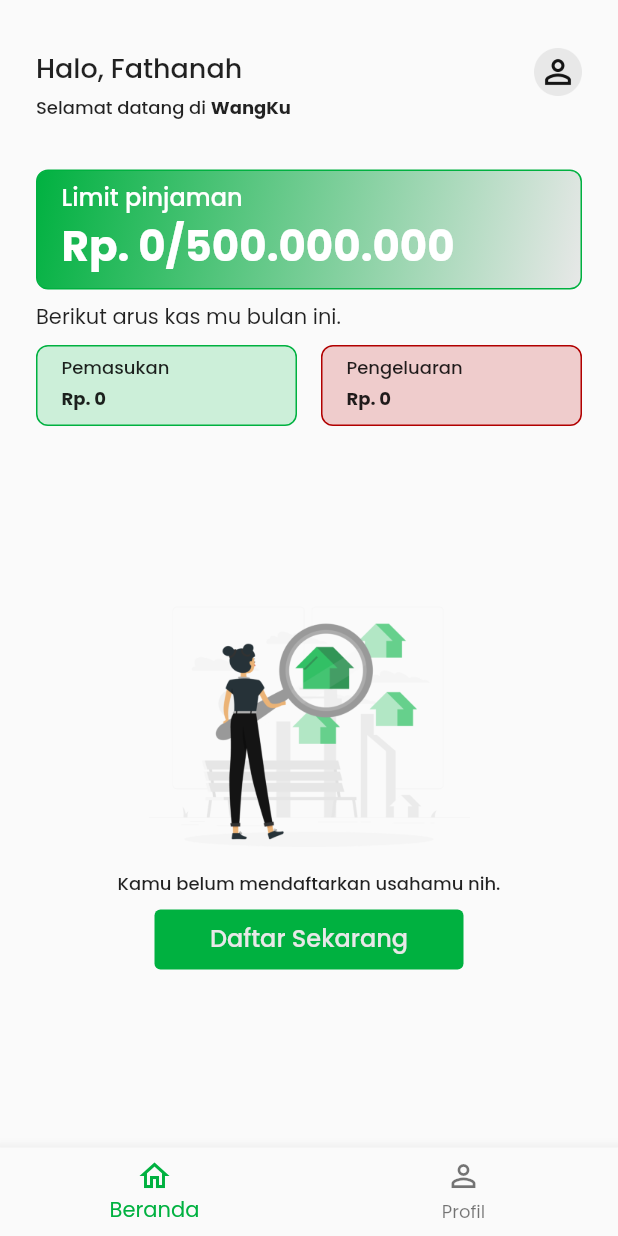
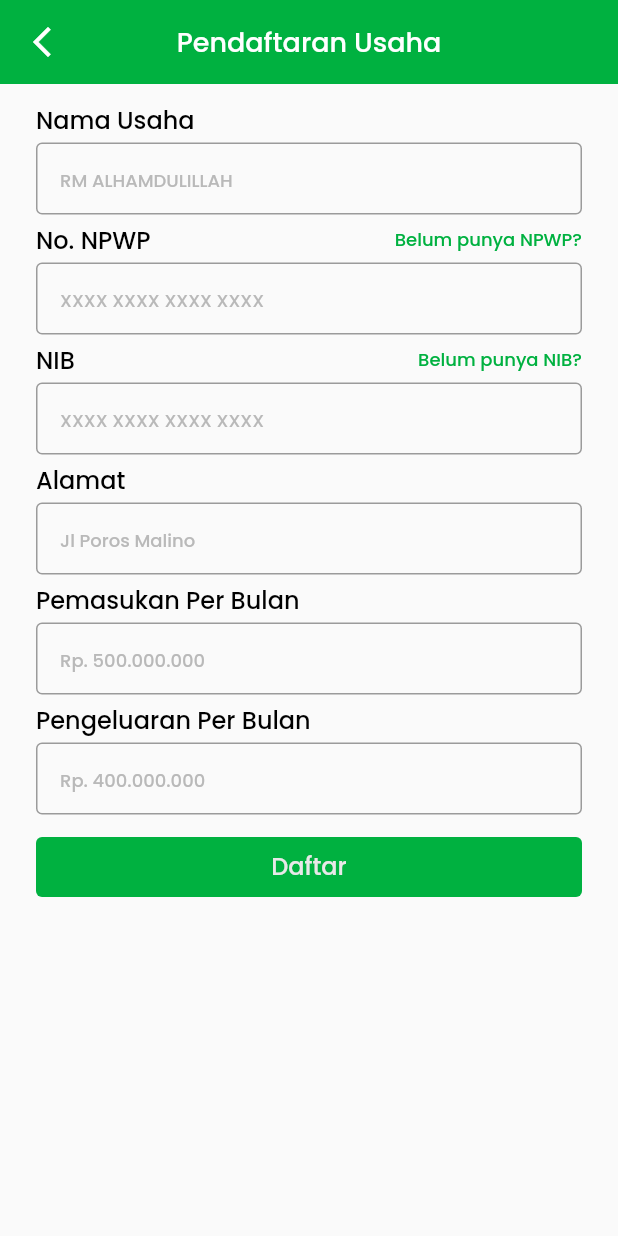
Before and after one commit to ahmadsultani/wang-ku, a Flutter app: the HomeScreen screen opened directly, after a tap on "Daftar Sekarang", on a phone screen of 412 x 824 dp. Run offline on Flutter 3.47's test engine with Material 2 defaults, Android fonts, the light colour scheme and no system bars; our stand-ins replace bloc, dartz, flutter_bloc, flutter_dotenv, google_fonts, internet_connection_checker and 1 more; accounts and stored records are empty; generated files the repository leaves out were written again.

Commit message:
feat: 52 register business

```diff
--- a/apps/mobile/lib/main.dart
+++ b/apps/mobile/lib/main.dart
@@ -3,14 +3,18 @@ import 'package:flutter_bloc/flutter_bloc.dart';
 import 'package:flutter_dotenv/flutter_dotenv.dart';
 import 'package:google_fonts/google_fonts.dart';
 import 'package:mobile/cubit/register_cubit.dart';
+import 'package:mobile/screens/confirmation_screen.dart';
 import 'package:mobile/screens/home/home_screen.dart';
 import 'package:mobile/screens/network_error_screen.dart';
-import 'package:mobile/screens/register/signin_screen.dart';
-import 'package:mobile/screens/register/signup_first_screen.dart';
-import 'package:mobile/screens/register/signup_second_screen.dart';
-import 'package:mobile/screens/register/signup_third_screen.dart';
+import 'package:mobile/screens/register/business/help_file_screen.dart';
+import 'package:mobile/screens/register/business/register_business_screen.dart';
+import 'package:mobile/screens/register/user/signin_screen.dart';
+import 'package:mobile/screens/register/user/signup_first_screen.dart';
 import 'package:mobile/screens/splash_screens.dart';
 import 'package:mobile/utils/route_animations.dart';
+import 'package:mobile/utils/route_argument.dart';
+
+import 'screens/register/user/signup_second_screen.dart';
 
 Future<void> main() async {
   WidgetsFlutterBinding.ensureInitialized();
@@ -30,14 +34,32 @@ Future<void> main() async {
           } else if (settings.name == '/signup-second') {
             final argument = settings.arguments as Map<String, dynamic>;
             return RouteAnimations.slide(
+              settings,
+              SignupSecondScreen(
+                name: argument['name'] as String,
+                email: argument['email'] as String,
+                password: argument['password'] as String,
+              ),
+            );
+          } else if (settings.name == '/register-business') {
+            return RouteAnimations.slide(
+                settings, const RegisterBusinessScreen());
+          } else if (settings.name == '/help-file') {
+            return RouteAnimations.slide(
                 settings,
-                SignupSecondScreen(
-                  name: argument['name'] as String,
-                  email: argument['email'] as String,
-                  password: argument['password'] as String,
+                HelpFileScreen(
+                  text: settings.arguments as String,
                 ));
-          } else if (settings.name == '/signup-third') {
-            return RouteAnimations.slide(settings, const SignupThirdScreen());
+          } else if (settings.name == '/confirmation') {
+            final argument = settings.arguments as ConfirmationScreenArgument;
+            return RouteAnimations.slide(
+              settings,
+              ConfirmationScreen(
+                information: argument.information,
+                hitText: argument.hitText,
+                pageDestination: argument.pageDestination,
+              ),
+            );
           } else if (settings.name == '/network-error') {
             return RouteAnimations.slide(settings, const NetworkErrorScreen());
           } else if (settings.name == '/home') {
--- a/apps/mobile/lib/screens/home/home_page.dart
+++ b/apps/mobile/lib/screens/home/home_page.dart
@@ -165,7 +165,7 @@ class HomePage extends StatelessWidget {
                   GlobalButton(
                       text: "Daftar Sekarang",
                       onTap: () {
-                        Navigator.pushNamed(context, '/home');
+                        Navigator.pushNamed(context, '/register-business');
                       },
                       width: MediaQuery.of(context).size.width / 2)
                 ],
--- /dev/null
+++ b/apps/mobile/lib/screens/register/business/register_business_screen.dart
@@ -0,0 +1,157 @@
+import 'package:flutter/material.dart';
+import 'package:mobile/utils/route_argument.dart';
+import 'package:mobile/widgets/global_widgets.dart';
+
+import '../../../constants/styles.dart';
+
+class RegisterBusinessScreen extends StatefulWidget {
+  const RegisterBusinessScreen({super.key});
+
+  @override
+  State<RegisterBusinessScreen> createState() => _RegisterBusinessScreenState();
+}
+
+class _RegisterBusinessScreenState extends State<RegisterBusinessScreen> {
+  late TextEditingController businessNameController;
+  late TextEditingController npwpController;
+  late TextEditingController nibController;
+  late TextEditingController addressController;
+  late TextEditingController incomeController;
+  late TextEditingController outcomeController;
+  String category = 'Pilih kategori usaha';
+
+  final List<DropdownMenuItem<String>> genderItems = [
+    DropdownMenuItem(
+      value: 'Pilih jenis kelamin',
+      enabled: false,
+      child: Container(
+        child: Text(
+          'Pilih jenis kelamin',
+          style:
+              GlobalTextStyle.label16.copyWith(color: GlobalColor.neutral[200]),
+        ),
+      ),
+    ),
+    DropdownMenuItem(
+      value: 'Perempuan',
+      child: Container(
+        child: Text(
+          'Perempuan',
+          style: GlobalTextStyle.label16,
+        ),
+      ),
+    ),
+    DropdownMenuItem(
+      value: 'Laki-laki',
+      child: Container(
+        child: Text(
+          'Laki-laki',
+          style: GlobalTextStyle.label16,
+        ),
+      ),
+    ),
+  ];
+
+  @override
+  void initState() {
+    businessNameController = TextEditingController();
+    npwpController = TextEditingController();
+    nibController = TextEditingController();
+    addressController = TextEditingController();
+    incomeController = TextEditingController();
+    outcomeController = TextEditingController();
+    super.initState();
+  }
+
+  @override
+  void dispose() {
+    businessNameController.dispose();
+    npwpController.dispose();
+    nibController.dispose();
+    addressController.dispose();
+    incomeController.dispose();
+    outcomeController.dispose();
+    super.dispose();
+  }
+
+  @override
+  Widget build(BuildContext context) {
+    return SafeArea(
+      child: Scaffold(
+        appBar: GlobalAppBar(
+          text: 'Pendaftaran Usaha',
+        ),
+        body: Padding(
+          padding: const EdgeInsets.symmetric(
+            horizontal: 24,
+            vertical: 15,
+          ),
+          child: Column(
+            children: [
+              CustomInputField(
+                label: 'Nama Usaha',
+                hintText: 'RM ALHAMDULILLAH',
+                controller: businessNameController,
+              ),
+              const SizedBox(height: 8),
+              CustomInputField(
+                label: 'No. NPWP',
+                hintText: 'XXXX XXXX XXXX XXXX',
+                controller: npwpController,
+                additionalLabel: 'Belum punya NPWP?',
+                additionaLabelGreen: true,
+                onAdditionalLabelTap: () {
+                  Navigator.pushNamed(context, '/help-file', arguments: 'NPWP');
+                },
+              ),
+              const SizedBox(height: 8),
+              CustomInputField(
+                label: 'NIB',
+                hintText: 'XXXX XXXX XXXX XXXX',
+                controller: nibController,
+                additionalLabel: 'Belum punya NIB?',
+                additionaLabelGreen: true,
+                onAdditionalLabelTap: () {
+                  Navigator.pushNamed(context, '/help-file', arguments: 'NIB');
+                },
+              ),
+              const SizedBox(height: 8),
+              CustomInputField(
+                label: 'Alamat',
+                hintText: 'Jl Poros Malino',
+                controller: addressController,
+              ),
+              const SizedBox(height: 8),
+              CustomInputField(
+                label: 'Pemasukan Per Bulan',
+                hintText: 'Rp. 500.000.000',
+                controller: incomeController,
+              ),
+              const SizedBox(height: 8),
+              CustomInputField(
+                label: 'Pengeluaran Per Bulan',
+                hintText: 'Rp. 400.000.000',
+                controller: outcomeController,
+              ),
+              const SizedBox(height: 15),
+              GlobalButton(
+                text: 'Daftar',
+                onTap: () {
+                  Navigator.pushNamed(
+                    context,
+                    '/confirmation',
+                    arguments: ConfirmationScreenArgument(
+                      'Pendaftaranmu berhasil diproses',
+                      'Kembali ke beranda',
+                      '/home',
+                    ),
+                  );
+                },
+              ),
+            ],
+          ),
+        ),
+      ),
+    );
+  }
+}
--- a/apps/mobile/lib/screens/register/signin_screen.dart
+++ b/apps/mobile/lib/screens/register/user/signin_screen.dart
@@ -1,7 +1,7 @@
 import 'package:flutter/material.dart';
 import 'package:mobile/constants/styles.dart';
 
-import '../../widgets/global_widgets.dart';
+import '../../../widgets/global_widgets.dart';
 
 class SigninScreen extends StatefulWidget {
   const SigninScreen({super.key});
--- a/apps/mobile/lib/screens/register/signup_first_screen.dart
+++ b/apps/mobile/lib/screens/register/user/signup_first_screen.dart
@@ -2,7 +2,7 @@ import 'package:flutter/material.dart';
 import 'package:mobile/constants/snackbar.dart';
 import 'package:mobile/constants/styles.dart';
 
-import '../../widgets/global_widgets.dart';
+import '../../../widgets/global_widgets.dart';
 
 class SignupFirstScreen extends StatefulWidget {
   const SignupFirstScreen({super.key});
--- /dev/null
+++ b/apps/mobile/lib/utils/route_argument.dart
@@ -0,0 +1,11 @@
+class ConfirmationScreenArgument {
+  final String information;
+  final String hitText;
+  final String pageDestination;
+
+  ConfirmationScreenArgument(
+    this.information,
+    this.hitText,
+    this.pageDestination,
+  );
+}
--- a/apps/mobile/lib/widgets/global_widgets.dart
+++ b/apps/mobile/lib/widgets/global_widgets.dart
@@ -7,9 +7,11 @@ class CustomInputField extends StatefulWidget {
   final String hintText;
   final bool obscureText;
   final String additionalLabel;
+  final bool additionaLabelGreen;
   final TextEditingController controller;
   final bool number;
   final bool submit;
+  final void Function()? onAdditionalLabelTap;
 
   const CustomInputField({
     super.key,
@@ -20,6 +22,7 @@ class CustomInputField extends StatefulWidget {
     required this.controller,
     this.number = false,
     this.submit = false,
+    this.additionaLabelGreen = false, this.onAdditionalLabelTap,
   });
 
   @override
@@ -55,13 +58,16 @@ class _CustomInputFieldState extends State<CustomInputField> {
               ),
             ),
             widget.additionalLabel.isNotEmpty
-                ? Text(
-                    widget.additionalLabel,
-                    style: GlobalTextStyle.label12.copyWith(
-                      fontWeight: FontWeight.w500,
-                      color: GlobalColor.neutral[500],
+                ? GestureDetector(
+                  onTap: widget.onAdditionalLabelTap,
+                  child: Text(
+                      widget.additionalLabel,
+                      style: GlobalTextStyle.label12.copyWith(
+                        fontWeight: FontWeight.w500,
+                        color: widget.additionaLabelGreen ? GlobalColor.primary : GlobalColor.neutral[500],
+                      ),
                     ),
-                  )
+                )
                 : const SizedBox(),
           ],
         ),
@@ -318,8 +324,10 @@ class GlobalButton extends StatelessWidget {
 }
 
 class GlobalAppBar extends StatelessWidget implements PreferredSizeWidget {
+  final String text;
   const GlobalAppBar({
     super.key,
+    required this.text,
   });
 
   @override
@@ -335,7 +343,7 @@ class GlobalAppBar extends StatelessWidget implements PreferredSizeWidget {
       ),
       centerTitle: true,
       title: Text(
-        'Pendaftaran Usaha',
+        text,
         style: GlobalTextStyle.paragraph18.copyWith(
           fontWeight: FontWeight.w500,
           color: const Color(0xFFFFFFFF),
--- a/apps/mobile/pubspec.yaml
+++ b/apps/mobile/pubspec.yaml
@@ -44,6 +44,7 @@ dependencies:
   shared_preferences: ^2.2.0
   intl: ^0.18.1
   flutter_dotenv: ^5.1.0
+  url_launcher: ^6.1.12
 
 dev_dependencies:
   flutter_test:
```
Also changed, not shown: apps/mobile/lib/screens/confirmation_screen.dart (added, +63 -0 lines), apps/mobile/lib/screens/register/business/help_file_screen.dart (added, +72 -0 lines), apps/mobile/lib/screens/register/signup_third_screen.dart (deleted, +0 -52 lines), apps/mobile/lib/screens/register/user/signup_second_screen.dart (renamed from apps/mobile/lib/screens/register/signup_second_screen.dart, +7 -2 lines), apps/mobile/assets/images/help_center.png (added), apps/mobile/pubspec.lock, 1 other file.
